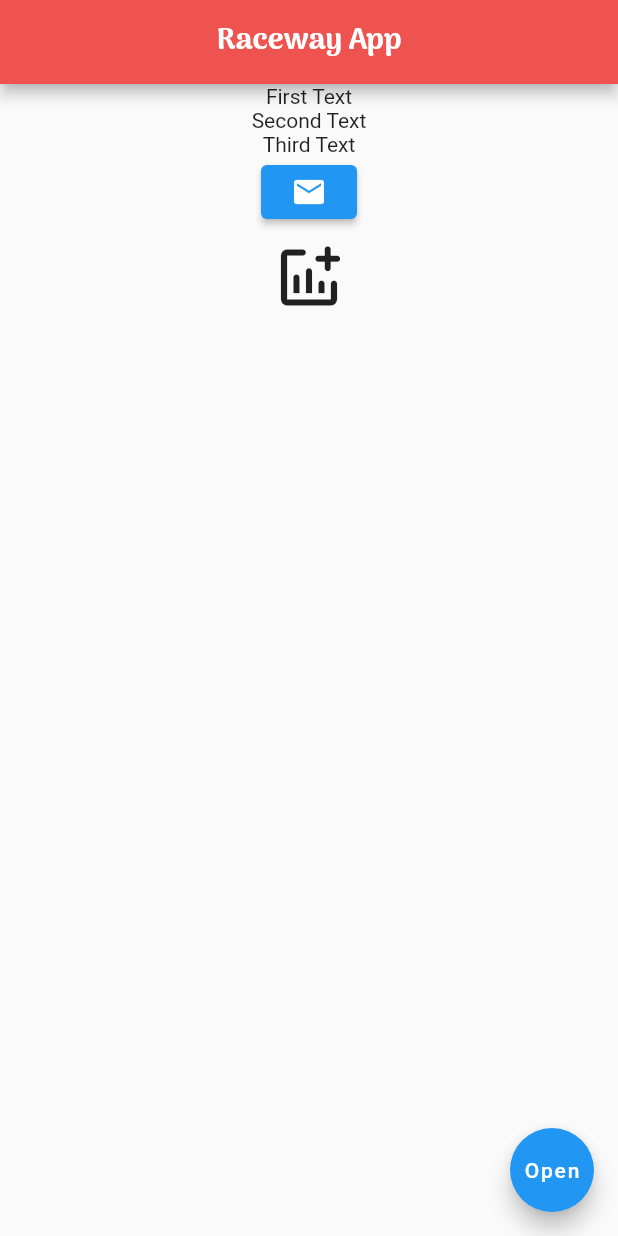
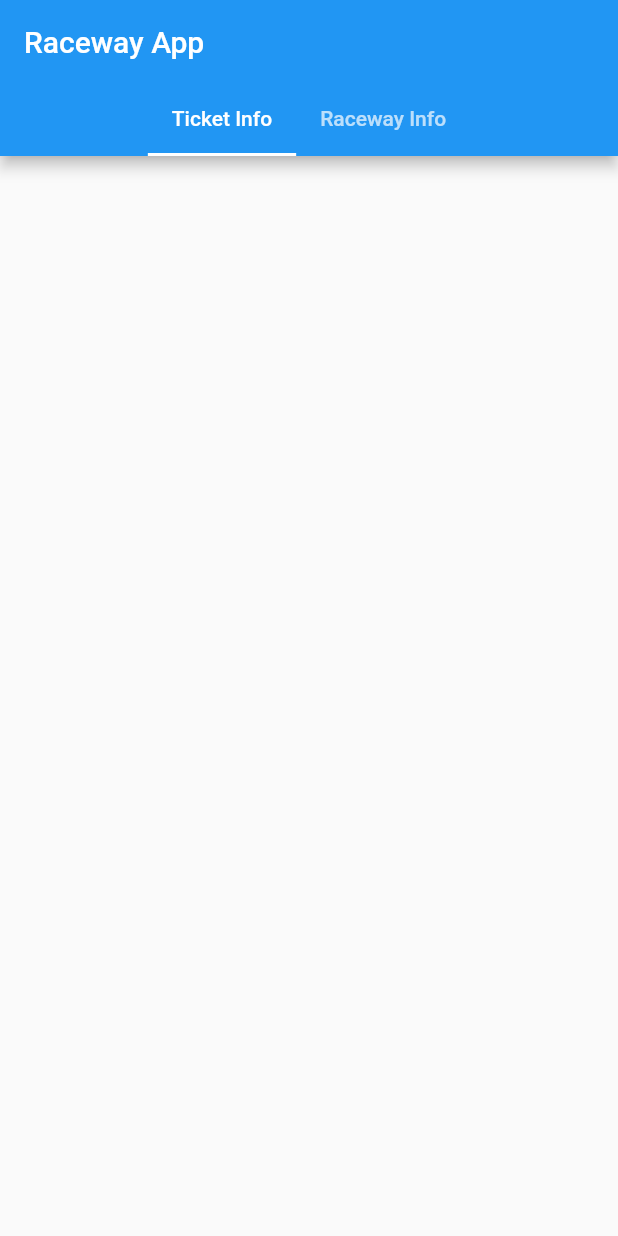
Before and after one commit to ShameenShetty/Raceway-App, a Flutter app: the screen it shows after launch, on a phone screen of 412 x 824 dp. Run offline on Flutter 3.47's test engine with Material 2 defaults, Android fonts, the phone set to English and light mode, and no system bars.

Commit message:
rewriting app from scratch, removed all previous code
learning from Flutter sample "json example"

added tab view, and tab pages

added raceway logo

```diff
--- /dev/null
+++ b/lib/Pages/tab_pages.dart
@@ -0,0 +1,21 @@
+import 'package:flutter/material.dart';
+
+class TicketInfoPage extends StatelessWidget {
+  const TicketInfoPage({super.key});
+
+  @override
+  Widget build(BuildContext context) {
+    // TODO: implement build
+    return ListView();
+  }
+}
+
+class RacewayInfoPage extends StatelessWidget {
+  const RacewayInfoPage({super.key});
+
+  @override
+  Widget build(BuildContext context) {
+    // TODO: implement build
+    return ListView();
+  }
+}
--- a/lib/main.dart
+++ b/lib/main.dart
@@ -1,56 +1,45 @@
 import 'package:flutter/material.dart';
+import 'package:raceway_app/Pages/tab_pages.dart';
 
 void main() {
   runApp(MaterialApp(
-    home: TicketList(),
+    home: MyApp(),
   ));
 }
 
-class TicketList extends StatefulWidget {
-  const TicketList({Key? key}) : super(key: key);
+const double windowWidth = 1200;
+const double windowHeight = 800;
+
+class Platform {}
+
+class MyApp extends StatelessWidget {
+  const MyApp({Key? key}) : super(key: key);
 
   @override
-  State<TicketList> createState() => _TicketListState();
-}
-
-class _TicketListState extends State<TicketList> {
-  @override
   Widget build(BuildContext context) {
-    return Scaffold(
-      appBar: AppBar(
-        title: const Text(
-          'Raceway App',
-          style: TextStyle(fontWeight: FontWeight.bold, fontFamily: 'Arima'),
-        ),
-        centerTitle: true,
-        backgroundColor: Colors.red[400],
-      ),
-      body: SingleChildScrollView(
-        child: Center(
-          child: Column(
-            children: [
-              Text('First Text'),
-              Text('Second Text'),
-              Text('Third Text'),
-              ElevatedButton(
-                onPressed: () {
-                  print("you clicked on the elevated button");
-                },
-                child: Icon(Icons.mail),
+    return DefaultTabController(
+      length: 2,
+      child: Scaffold(
+        appBar: AppBar(
+          title: const Text('Raceway App'),
+          bottom: const TabBar(
+            isScrollable: true,
+            tabs: [
+              Tab(
+                text: 'Ticket Info',
               ),
-              IconButton(
-                  iconSize: 50.0,
-                  onPressed: () {
-                    print("you pressed the icon button\n");
-                  },
-                  icon: const Icon(Icons.addchart_rounded))
+              Tab(
+                text: 'Raceway Info',
+              ),
             ],
           ),
         ),
-      ),
-      floatingActionButton: FloatingActionButton(
-        child: const Text('Open'),
-        onPressed: () {},
+        body: const SafeArea(
+            bottom: false,
+            child: TabBarView(children: [
+              TicketInfoPage(),
+              RacewayInfoPage(),
+            ])),
       ),
     );
   }
```
Also changed, not shown: assets/raceway_logo.jpeg (added).
